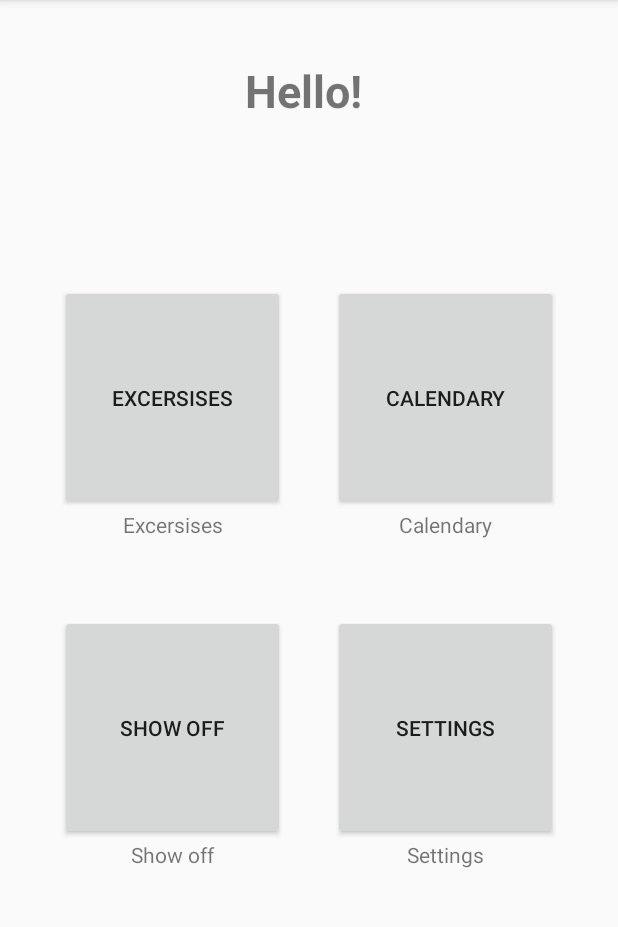
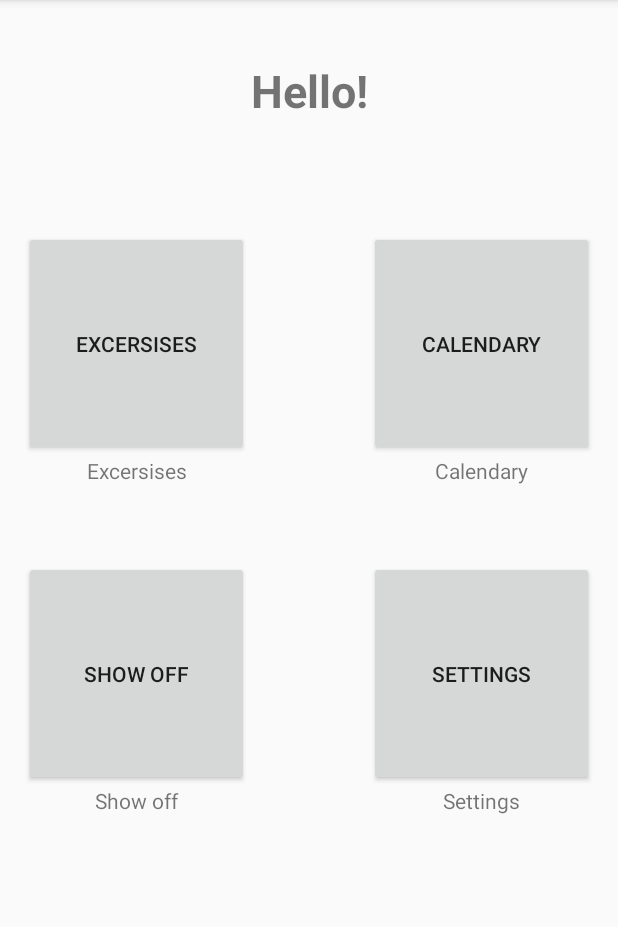
Before and after one commit to konossow/15seconds, an Android app: the screen it shows after launch (MainActivity), on a phone screen of 412 x 824 dp, the part 84-1011 px from its top. Run offline under Robolectric (Android 15) with nearby library versions, the phone set to English and light mode, and no system bars.

Commit message:
main layout fix

```diff
--- a/app/src/main/res/layout/activity_main.xml
+++ b/app/src/main/res/layout/activity_main.xml
@@ -34,7 +34,7 @@
             android:id="@+id/textView" android:textSize="30sp"
             android:textStyle="bold" app:layout_constraintTop_toTopOf="parent" android:layout_marginTop="40dp"
             app:layout_constraintStart_toStartOf="parent" android:textAlignment="center"
-            android:layout_marginEnd="8dp" app:layout_constraintEnd_toEndOf="parent"
+            app:layout_constraintEnd_toEndOf="parent"
             android:layout_height="50dp"/>
     <Button
             android:layout_width="150dp"
@@ -56,15 +56,15 @@
             android:layout_height="150dp"
             android:id="@+id/excersisesButton"
             android:text="@string/excersisesButtonName"
-            app:layout_constraintStart_toStartOf="parent" android:layout_marginStart="40dp"
-            app:layout_constraintTop_toBottomOf="@+id/textView" android:layout_marginTop="100dp"/>
+            app:layout_constraintStart_toStartOf="parent" android:layout_marginStart="16dp"
+            app:layout_constraintTop_toBottomOf="@+id/textView" android:layout_marginTop="64dp"/>
     <Button
             android:text="@string/calendaryButtonName"
             android:layout_width="150dp"
             android:layout_height="150dp"
             android:id="@+id/calendaryButton"
             app:layout_constraintEnd_toEndOf="parent"
-            android:layout_marginEnd="40dp"
+            android:layout_marginEnd="16dp"
             app:layout_constraintTop_toTopOf="@+id/excersisesButton"/>
     <TextView
             android:text="@string/excersisesButtonName"
```
Also changed, not shown: app/src/main/java/com/behealthy/hackathon/fifteenseconds/SettingsActivity.kt (+20 -0 lines).
